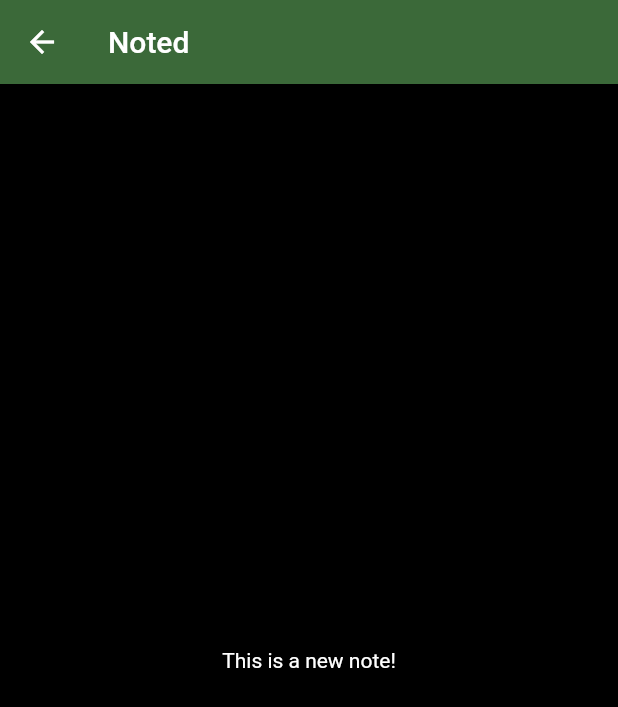
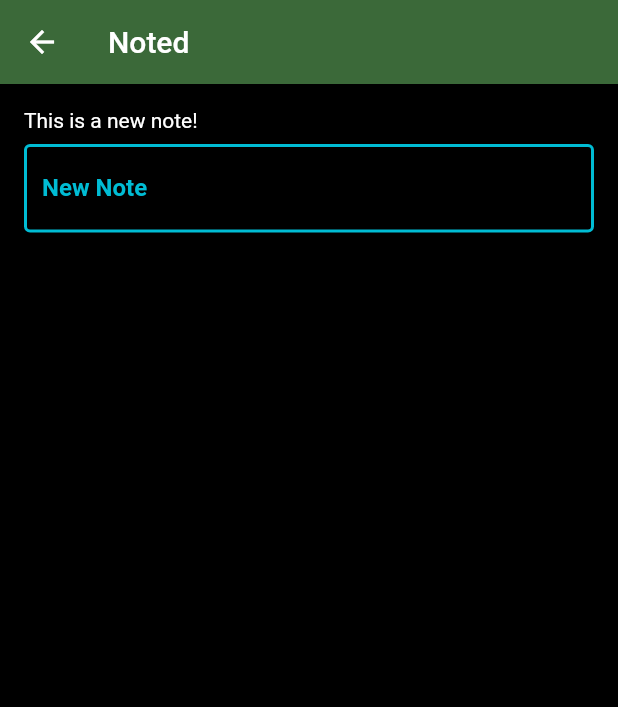
Before and after one commit to firedb/myFightCompanion, a Flutter app: the NoteCreationPage screen opened directly, on a phone screen of 412 x 824 dp. Shown: the top 707 px of the screen. Run offline on Flutter 3.47's test engine with Material 2 defaults, Android fonts, the light colour scheme and no system bars.

Commit message:
ChatGPT is pretty great when learning new syntax Must be careful to research optimized approaches. Added a TextField for a new note and made sure the TextField was expandable and readable I am hard commited to dark background, but there must be a better way than hardcoding text to white and background as black I am just more concerned about a working/usuable app with logic and a strong database as first priorities. I will leave art to the more talented. But do not doubt my home decor sensibility.

```diff
--- a/my_fight_companion/lib/note_creation.dart
+++ b/my_fight_companion/lib/note_creation.dart
@@ -1,8 +1,7 @@
 import 'package:flutter/material.dart';
 
 class NoteCreationPage extends StatefulWidget {
-  const NoteCreationPage( {Key? key}) : super(key: key);
-
+  const NoteCreationPage({Key? key}) : super(key: key);
 
   @override
   State<NoteCreationPage> createState() => _NoteCreationPageState();
@@ -15,8 +14,46 @@
       appBar: AppBar(
         title: const Text('Noted'),
       ),
-      body: const Center(
-        child: Text('This is a new note!', style: TextStyle(color: Colors.white),),
+      body: Container(
+        height: 200, // Set a maximum height for the TextField
+        padding: const EdgeInsets.all(16),
+        child: Column(
+          mainAxisAlignment: MainAxisAlignment.start,
+          crossAxisAlignment: CrossAxisAlignment.stretch,
+          children: const <Widget>[
+            Text(
+              'This is a new note!',
+              style: TextStyle(color: Colors.white),
+            ),
+            SizedBox(height: 8),
+            Expanded(
+              child: SingleChildScrollView(
+                child: TextField(
+                  maxLines: null, // Allow unlimited lines of text
+                  style: TextStyle(color: Colors.white),
+                  decoration: InputDecoration(
+                    border: OutlineInputBorder(),
+                    floatingLabelAlignment: FloatingLabelAlignment.center,
+                    hintText: 'Type here...',
+                    labelText: 'New Note',
+                    labelStyle: TextStyle(
+                      color: Colors.cyan,
+                      fontWeight: FontWeight.bold,
+                    ),
+                    filled: true,
+                    fillColor: Colors.black, // Set background color
+                    focusedBorder: OutlineInputBorder(
+                      borderSide: BorderSide(color: Colors.cyan, width: 2.0),
+                    ),
+                    enabledBorder: OutlineInputBorder(
+                      borderSide: BorderSide(color: Colors.cyan, width: 2.0),
+                    ),
+                  ),
+                ),
+              ),
+            ),
+          ],
+        ),
       ),
     );
   }
```
Also changed, not shown: my_fight_companion/lib/main.dart (+10 -7 lines).
